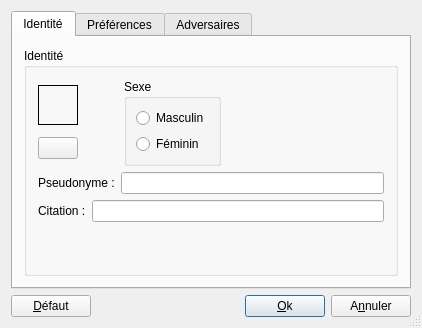
The window that src/client/OptionsUI.ui (arabine/icl) describes before a commit, drawn with Qt 5.
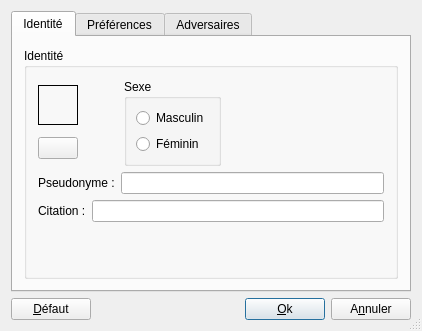
The same window after the commit. The open tabs and pages were chosen to show the change. Icons and pictures are not drawn.

```diff
--- a/src/client/OptionsUI.ui
+++ b/src/client/OptionsUI.ui
@@ -6,8 +6,8 @@
    <rect>
     <x>0</x>
     <y>0</y>
-    <width>404</width>
-    <height>328</height>
+    <width>420</width>
+    <height>331</height>
    </rect>
   </property>
   <property name="sizePolicy">
```
Left out of the diff: 2 changed lines with no effect on the pictures.
